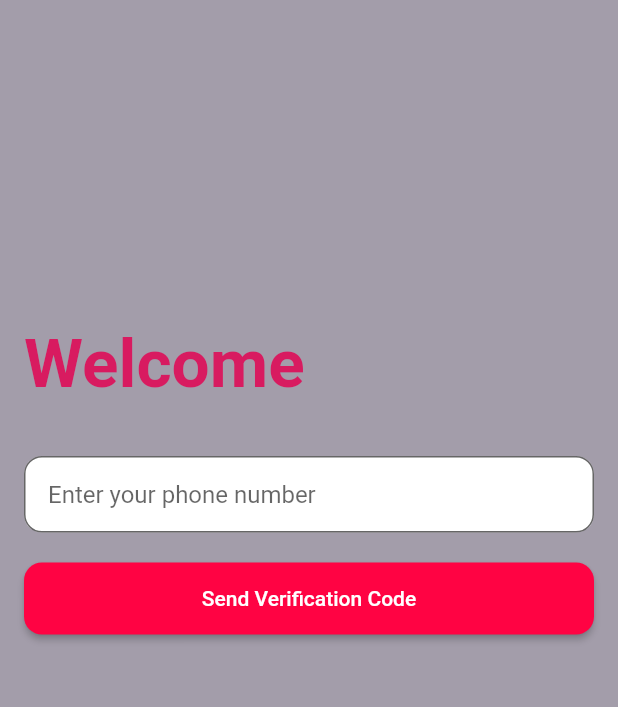
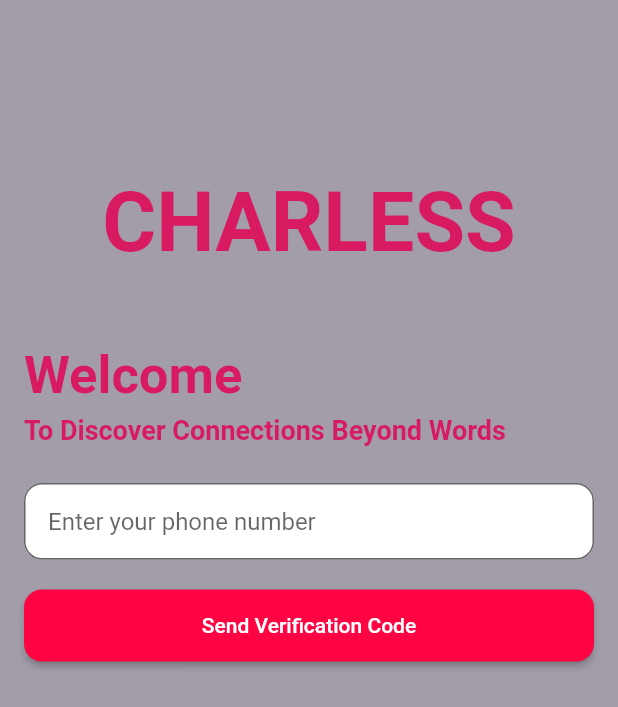
Before and after one commit to qweufibeze/charless, a Flutter app: the PhoneAuthScreenContent screen opened directly, on a phone screen of 412 x 824 dp. Shown: the top 707 px of the screen. Run offline on Flutter 3.47's test engine with Material 2 defaults, Android fonts, the phone set to English and light mode, and no system bars; our stand-ins replace firebase_core, flutter_bloc, mask_text_input_formatter; accounts and stored records are empty.

```diff
--- a/lib/phone_auth_screen.dart
+++ b/lib/phone_auth_screen.dart
@@ -58,16 +58,36 @@ class PhoneAuthScreenContent extends StatelessWidget {
         child: Column(
           crossAxisAlignment: CrossAxisAlignment.start,
           children: [
-            const SizedBox(height: 200),
+            const SizedBox(height: 100),
+             Center(
+               child: Text(
+                  'CHARLESS',
+                style: TextStyle(
+                  fontSize: 55,
+                  fontWeight: FontWeight.bold,
+                  color: Colors.pink.shade600,
+                ),
+            ),
+             ),
+            const SizedBox(height: 50),
             Text(
               'Welcome',
               style: TextStyle(
-                fontSize: 45,
+                fontSize: 35,
                 fontWeight: FontWeight.bold,
                 color: Colors.pink.shade600,
               ),
             ),
-            const SizedBox(height: 35),
+            const SizedBox(height: 5),
+             Text(
+              'To Discover Connections Beyond Words',
+              style: TextStyle(
+                fontSize: 18,
+                fontWeight: FontWeight.bold,
+                color: Colors.pink.shade600,
+              ),
+            ),
+            const SizedBox(height: 25),
             const PhoneInputField(),
           ],
         ),
```
